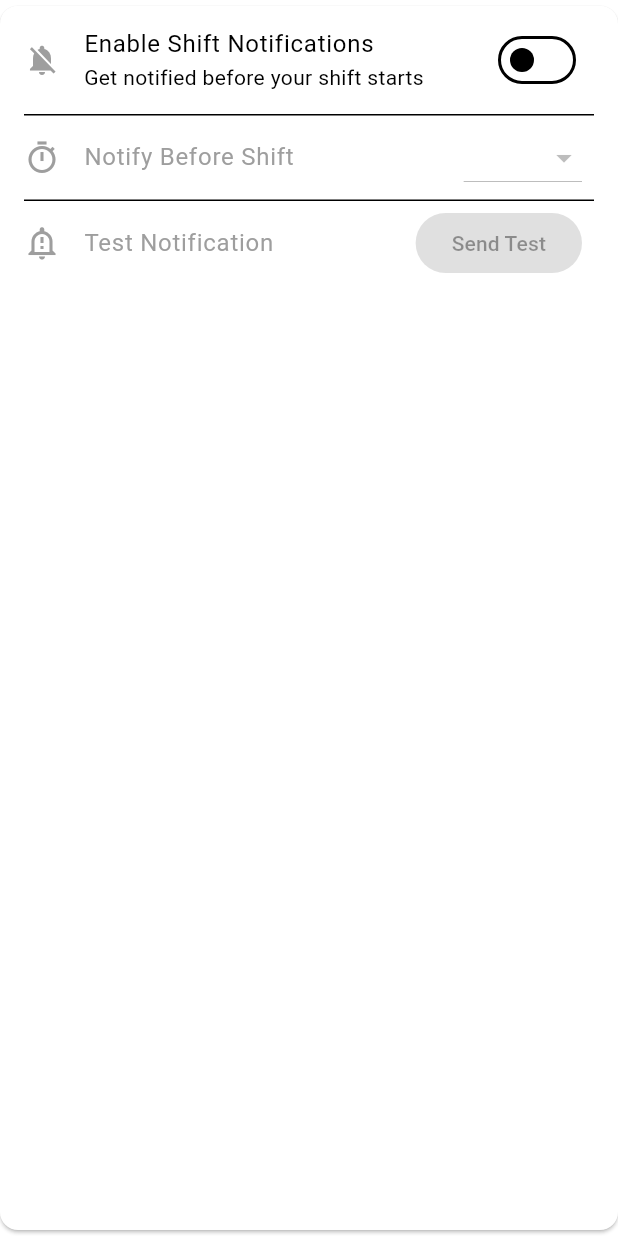
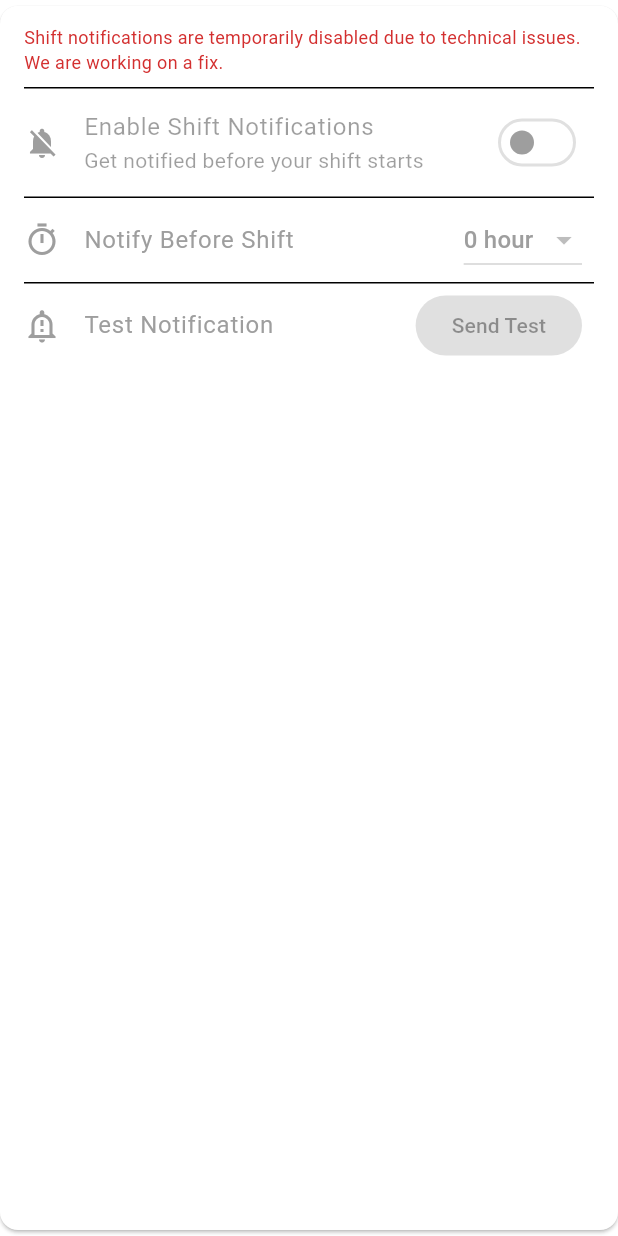
Before and after one commit to robertf670/spdrivercalendar, a Flutter app: the NotificationSettingsGroup widget shown alone on an empty page, opened directly with empty values, on a phone screen of 412 x 824 dp. Run offline on Flutter 3.47's test engine with Material 3 defaults, Android fonts, the phone set to English and light mode, and no system bars; our stand-ins replace csv, file_picker, flutter_local_notifications, google_sign_in, package_info_plus, permission_handler and 3 more; missing offline and left inert: extension_google_sign_in_as_googleapis_auth, googleapis; accounts and stored records are empty.

Commit message:
feat: Disable notification settings UI and revert background plugin attempts

```diff
--- a/lib/features/calendar/screens/calendar_screen.dart
+++ b/lib/features/calendar/screens/calendar_screen.dart
@@ -1023,6 +1023,8 @@ class CalendarScreenState extends State<CalendarScreen>
                 mainAxisAlignment: MainAxisAlignment.spaceEvenly,
                 children: [
                   // Add View Board button for Zone 3 duties
+                  // Temporarily disabled:
+                  /*
                   if (event.title.contains('PZ3') || event.title.contains('Zone 3'))
                     TextButton(
                       onPressed: () async {
@@ -1065,6 +1067,7 @@ class CalendarScreenState extends State<CalendarScreen>
                       },
                       child: const Text('View Board'),
                     ),
+                  */
                   TextButton(
                     onPressed: () {
                       // Close the current dialog first
--- a/lib/features/settings/widgets/notification_settings_group.dart
+++ b/lib/features/settings/widgets/notification_settings_group.dart
@@ -19,8 +19,9 @@ class NotificationSettingsGroup extends StatelessWidget {
 
   @override
   Widget build(BuildContext context) {
-    final Color? enabledColor = notificationsEnabled ? Theme.of(context).textTheme.bodyLarge?.color : Colors.grey;
-    final Color? enabledIconColor = notificationsEnabled ? Theme.of(context).iconTheme.color : Colors.grey;
+    final Color? disabledColor = Colors.grey;
+    final Color? disabledIconColor = Colors.grey;
+    const bool isGloballyDisabled = true;
 
     return Card(
       margin: const EdgeInsets.symmetric(vertical: 4.0),
@@ -29,55 +30,75 @@ class NotificationSettingsGroup extends StatelessWidget {
       ),
       child: Column(
         children: [
+          Padding(
+            padding: const EdgeInsets.fromLTRB(16.0, 12.0, 16.0, 8.0),
+            child: Text(
+              'Shift notifications are temporarily disabled due to technical issues. We are working on a fix.',
+              style: TextStyle(
+                color: Theme.of(context).colorScheme.error,
+                fontSize: Theme.of(context).textTheme.bodySmall?.fontSize,
+              ),
+            ),
+          ),
+          const Divider(height: 1, indent: 16, endIndent: 16),
           SwitchListTile(
             title: const Text('Enable Shift Notifications'),
             subtitle: const Text('Get notified before your shift starts'),
             secondary: Icon(
-              notificationsEnabled ? Icons.notifications_active : Icons.notifications_off,
-              color: notificationsEnabled ? AppTheme.primaryColor : Colors.grey,
+              Icons.notifications_off,
+              color: disabledIconColor,
             ),
-            value: notificationsEnabled,
-            onChanged: onEnabledChanged,
+            value: false,
+            onChanged: null,
           ),
           const Divider(height: 1, indent: 16, endIndent: 16),
           ListTile(
-            enabled: notificationsEnabled,
+            enabled: !isGloballyDisabled,
             leading: Icon(
               Icons.timer_outlined,
-              color: enabledIconColor,
+              color: disabledIconColor,
             ),
             title: Text(
               'Notify Before Shift',
-              style: TextStyle(color: enabledColor),
+              style: TextStyle(color: disabledColor),
             ),
             trailing: DropdownButton<int>(
               value: notificationOffsetHours,
-              // Disable dropdown if notifications are off
-              onChanged: notificationsEnabled ? onOffsetChanged : null,
-              items: <int>[1, 2, 4] // Allowed hour offsets
+              onChanged: null,
+              items: <int>[1, 2, 4]
                   .map<DropdownMenuItem<int>>((int value) {
                 return DropdownMenuItem<int>(
                   value: value,
-                  child: Text('$value hour${value > 1 ? 's' : ''}'),
+                  child: Text(
+                    '$value hour${value > 1 ? 's' : ''}',
+                    style: TextStyle(color: disabledColor),
+                  ),
                 );
               }).toList(),
+              disabledHint: Text(
+                '$notificationOffsetHours hour${notificationOffsetHours > 1 ? 's' : ''}',
+                style: TextStyle(color: disabledColor),
+              ),
             ),
           ),
           const Divider(height: 1, indent: 16, endIndent: 16),
           ListTile(
-             enabled: notificationsEnabled,
+            enabled: !isGloballyDisabled,
             leading: Icon(
               Icons.notification_important_outlined,
-               color: enabledIconColor,
+              color: disabledIconColor,
             ),
             title: Text(
               'Test Notification',
-               style: TextStyle(color: enabledColor),
+              style: TextStyle(color: disabledColor),
             ),
             trailing: ElevatedButton(
-               // Disable button if notifications are off
-               onPressed: notificationsEnabled ? onTestNotification : null,
+              onPressed: null,
               child: const Text('Send Test'),
+              style: ElevatedButton.styleFrom(
+                backgroundColor: Colors.grey[300],
+                foregroundColor: Colors.grey[600],
+              ),
             ),
           ),
         ],
--- a/lib/main.dart
+++ b/lib/main.dart
@@ -25,6 +25,7 @@ Future<void> main() async {
   final cacheService = CacheService();
 
   // Run independent initializations in parallel
+  // Keep NotificationService().init() here for foreground init
   await Future.wait([
     NotificationService().init(),
     FlutterConfig.configure(),
--- a/pubspec.yaml
+++ b/pubspec.yaml
@@ -29,7 +29,7 @@ dependencies:
   http: ^1.2.1
   url_launcher: ^6.3.0
   package_info_plus: ^4.1.0  # Added this for version info
-  flutter_local_notifications: ^17.1.2
+  flutter_local_notifications: ^17.0.0
   file_picker: ^8.0.0
   permission_handler: ^11.3.1
   timezone: ^0.9.3
```
Also changed, not shown: lib/features/settings/screens/settings_screen.dart (+62 -123 lines), lib/services/notification_service.dart (+38 -55 lines), 5 other files. Lines whose indentation alone changed are shown as unchanged.
